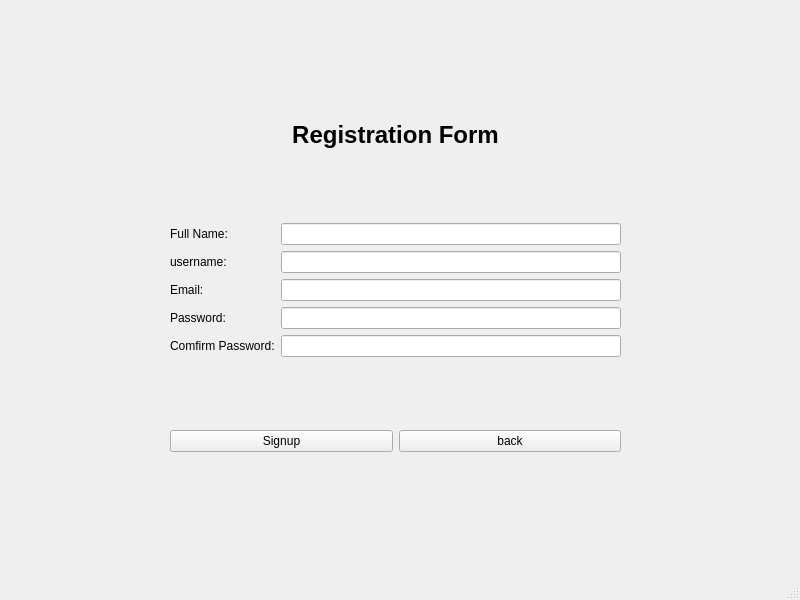
Above: App/ui/signup.ui from yonycherkos/automatic-classroom-attendance-system before the change. Below: the same form after it.
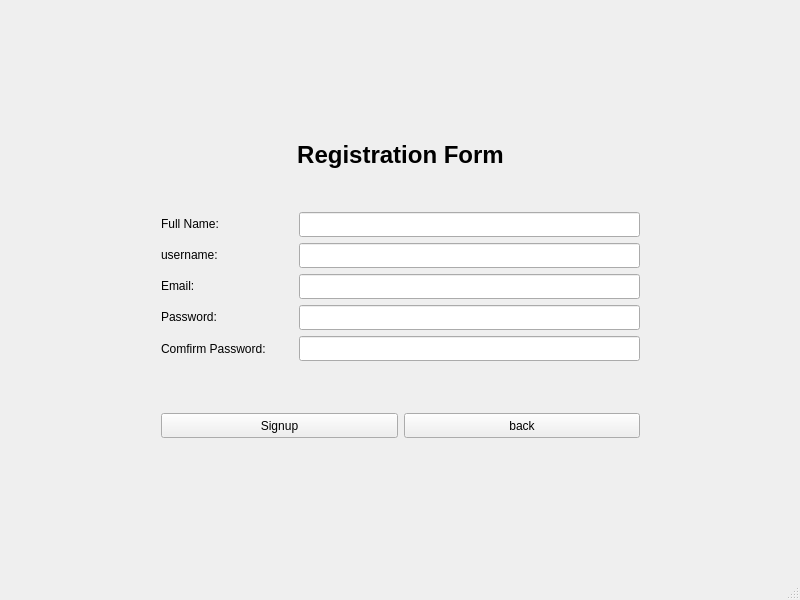
That is the form after the change.

Commit message: center the login and signup pages

The edit to the form file:
```diff
--- a/App/ui/signup.ui
+++ b/App/ui/signup.ui
@@ -14,16 +14,22 @@
    <string>Signup</string>
   </property>
   <widget class="QWidget" name="centralwidget">
-   <widget class="QWidget" name="layoutWidget">
-    <property name="geometry">
-     <rect>
-      <x>170</x>
-      <y>121</y>
-      <width>451</width>
-      <height>331</height>
-     </rect>
-    </property>
     <layout class="QGridLayout" name="gridLayout">
+    <item row="2" column="1">
+     <spacer name="verticalSpacer_4">
+      <property name="orientation">
+       <enum>Qt::Vertical</enum>
+      </property>
+      <property name="sizeHint" stdset="0">
+       <size>
+        <width>20</width>
+        <height>40</height>
+       </size>
+      </property>
+     </spacer>
+    </item>
+    <item row="1" column="1">
+     <layout class="QFormLayout" name="formLayout">
      <item row="0" column="0" colspan="2">
       <widget class="QLabel" name="registrationFormLabel">
        <property name="font">
@@ -62,7 +68,14 @@
       </widget>
      </item>
      <item row="2" column="1">
-      <widget class="QLineEdit" name="fullnameLineEdit"/>
+       <widget class="QLineEdit" name="fullnameLineEdit">
+        <property name="minimumSize">
+         <size>
+          <width>341</width>
+          <height>25</height>
+         </size>
+        </property>
+       </widget>
      </item>
      <item row="3" column="0">
       <widget class="QLabel" name="usernameLabel">
@@ -72,7 +85,14 @@
       </widget>
      </item>
      <item row="3" column="1">
-      <widget class="QLineEdit" name="usernameLineEdit"/>
+       <widget class="QLineEdit" name="usernameLineEdit">
+        <property name="minimumSize">
+         <size>
+          <width>341</width>
+          <height>25</height>
+         </size>
+        </property>
+       </widget>
      </item>
      <item row="4" column="0">
       <widget class="QLabel" name="emailLabel">
@@ -82,7 +102,14 @@
       </widget>
      </item>
      <item row="4" column="1">
-      <widget class="QLineEdit" name="emailLineEdit"/>
+       <widget class="QLineEdit" name="emailLineEdit">
+        <property name="minimumSize">
+         <size>
+          <width>341</width>
+          <height>25</height>
+         </size>
+        </property>
+       </widget>
      </item>
      <item row="5" column="0">
       <widget class="QLabel" name="passwordLabel">
@@ -92,17 +119,37 @@
       </widget>
      </item>
      <item row="5" column="1">
-      <widget class="QLineEdit" name="passwordLineEdit"/>
+       <widget class="QLineEdit" name="passwordLineEdit">
+        <property name="minimumSize">
+         <size>
+          <width>341</width>
+          <height>25</height>
+         </size>
+        </property>
+       </widget>
      </item>
      <item row="6" column="0">
       <widget class="QLabel" name="confirmPasswordLabel">
+        <property name="minimumSize">
+         <size>
+          <width>132</width>
+          <height>25</height>
+         </size>
+        </property>
        <property name="text">
         <string>Comfirm Password:</string>
        </property>
       </widget>
      </item>
      <item row="6" column="1">
-      <widget class="QLineEdit" name="confirmPasswordLineEdit"/>
+       <widget class="QLineEdit" name="confirmPasswordLineEdit">
+        <property name="minimumSize">
+         <size>
+          <width>341</width>
+          <height>25</height>
+         </size>
+        </property>
+       </widget>
      </item>
      <item row="7" column="1">
       <spacer name="verticalSpacer">
@@ -121,6 +168,12 @@
       <layout class="QHBoxLayout" name="horizontalLayout">
        <item>
         <widget class="QPushButton" name="signupBtn">
+          <property name="minimumSize">
+           <size>
+            <width>236</width>
+            <height>25</height>
+           </size>
+          </property>
          <property name="text">
           <string>Signup</string>
          </property>
@@ -128,6 +181,12 @@
        </item>
        <item>
         <widget class="QPushButton" name="backBtn">
+          <property name="minimumSize">
+           <size>
+            <width>235</width>
+            <height>25</height>
+           </size>
+          </property>
          <property name="text">
           <string>back</string>
          </property>
@@ -139,7 +198,47 @@
       </layout>
      </item>
     </layout>
-   </widget>
+    </item>
+    <item row="0" column="1">
+     <spacer name="verticalSpacer_3">
+      <property name="orientation">
+       <enum>Qt::Vertical</enum>
+      </property>
+      <property name="sizeHint" stdset="0">
+       <size>
+        <width>20</width>
+        <height>40</height>
+       </size>
+      </property>
+     </spacer>
+    </item>
+    <item row="1" column="0">
+     <spacer name="horizontalSpacer">
+      <property name="orientation">
+       <enum>Qt::Horizontal</enum>
+      </property>
+      <property name="sizeHint" stdset="0">
+       <size>
+        <width>40</width>
+        <height>20</height>
+       </size>
+      </property>
+     </spacer>
+    </item>
+    <item row="1" column="2">
+     <spacer name="horizontalSpacer_2">
+      <property name="orientation">
+       <enum>Qt::Horizontal</enum>
+      </property>
+      <property name="sizeHint" stdset="0">
+       <size>
+        <width>40</width>
+        <height>20</height>
+       </size>
+      </property>
+     </spacer>
+    </item>
+   </layout>
   </widget>
   <widget class="QStatusBar" name="statusbar"/>
  </widget>
```
Lines whose indentation alone changed are shown as unchanged. The commit also changes 1 other file.
